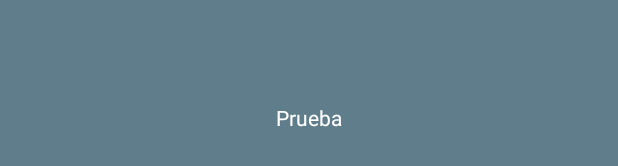
After one commit to phyros1407/Parroquia, an Android app: the layout horarios_fragment.xml on its own in the app's theme, with its tools: preview values and no code run, on a phone screen of 412 x 824 dp. The commit adds this screen. Shown: the part 500-666 px from the top of the screen. Run offline under Robolectric (Android 15) with nearby library versions, the phone set to English and light mode, and no system bars; network calls fail.

Commit message:
commit 17

```diff
--- a/app/src/main/AndroidManifest.xml
+++ b/app/src/main/AndroidManifest.xml
@@ -36,6 +36,10 @@
         </activity>
 
         <activity android:name=".DetalleActivity"></activity>
+        <activity android:name=".ScreenSlidePagerActivity"
+                  android:theme="@android:style/Theme.Dialog">
+
+        </activity>
 
         <meta-data
             android:name="com.google.android.gms.version"
--- a/app/src/main/java/com/vfconsulting/barbieri/parroquia/MainActivity.java
+++ b/app/src/main/java/com/vfconsulting/barbieri/parroquia/MainActivity.java
@@ -1,5 +1,6 @@
 package com.vfconsulting.barbieri.parroquia;
 
+import android.content.Intent;
 import android.support.design.widget.TabLayout;
 import android.support.v4.app.Fragment;
 import android.support.v4.app.FragmentActivity;
@@ -61,6 +62,9 @@ public class MainActivity  extends FragmentActivity {
         void onLongClick(View view, int position);
     }
 
-
+    void abrirHorario(View v){
+        Intent intent = new Intent(this, ScreenSlidePagerActivity.class);
+        startActivity(intent);
+    }
 
 }
--- a/app/src/main/java/com/vfconsulting/barbieri/parroquia/MisasFragment.java
+++ b/app/src/main/java/com/vfconsulting/barbieri/parroquia/MisasFragment.java
@@ -1,5 +1,6 @@
 package com.vfconsulting.barbieri.parroquia;
 
+import android.content.Intent;
 import android.os.Bundle;
 import android.support.v4.app.Fragment;
 import android.support.v7.widget.DefaultItemAnimator;
@@ -117,4 +118,5 @@ public class MisasFragment extends Fragment {
 
     }
 
+
 }
--- /dev/null
+++ b/app/src/main/res/layout/horarios_fragment.xml
@@ -0,0 +1,21 @@
+<?xml version="1.0" encoding="utf-8"?>
+<ScrollView
+    android:layout_width="match_parent"
+    android:layout_height="match_parent"
+    android:background="@color/primary"
+    xmlns:android="http://schemas.android.com/apk/res/android"
+    >
+
+    <TextView
+        android:id="@+id/titulo_scroll_view"
+        android:lineSpacingMultiplier="1.2"
+        android:layout_width="match_parent"
+        android:layout_height="wrap_content"
+        android:textColor="@color/icons"
+        android:text="Prueba"
+        android:layout_gravity="center_vertical"
+        android:gravity="center_horizontal"/>
+
+
+
+</ScrollView>
--- a/app/src/main/res/layout/parroquia_lista.xml
+++ b/app/src/main/res/layout/parroquia_lista.xml
@@ -26,6 +26,7 @@
             android:layout_width="0dp"
             android:layout_height="match_parent"
             android:layout_weight="5"
+            android:onClick="abrirHorario"
             >
 
             <TextView
--- /dev/null
+++ b/app/src/main/res/layout/screen_slide.xml
@@ -0,0 +1,5 @@
+<android.support.v4.view.ViewPager
+    android:id="@+id/pager"
+    android:layout_height="match_parent"
+    android:layout_width="match_parent"
+    xmlns:android="http://schemas.android.com/apk/res/android" />
```
Also changed, not shown: app/src/main/java/com/vfconsulting/barbieri/parroquia/Adapters/HorarioAdapter.java (added, +63 -0 lines), app/src/main/java/com/vfconsulting/barbieri/parroquia/Beans/HorarioBean.java (added, +65 -0 lines), app/src/main/java/com/vfconsulting/barbieri/parroquia/ScreenSlidePageFragment.java (added, +25 -0 lines), app/src/main/java/com/vfconsulting/barbieri/parroquia/ScreenSlidePagerActivity.java (added, +84 -0 lines).
